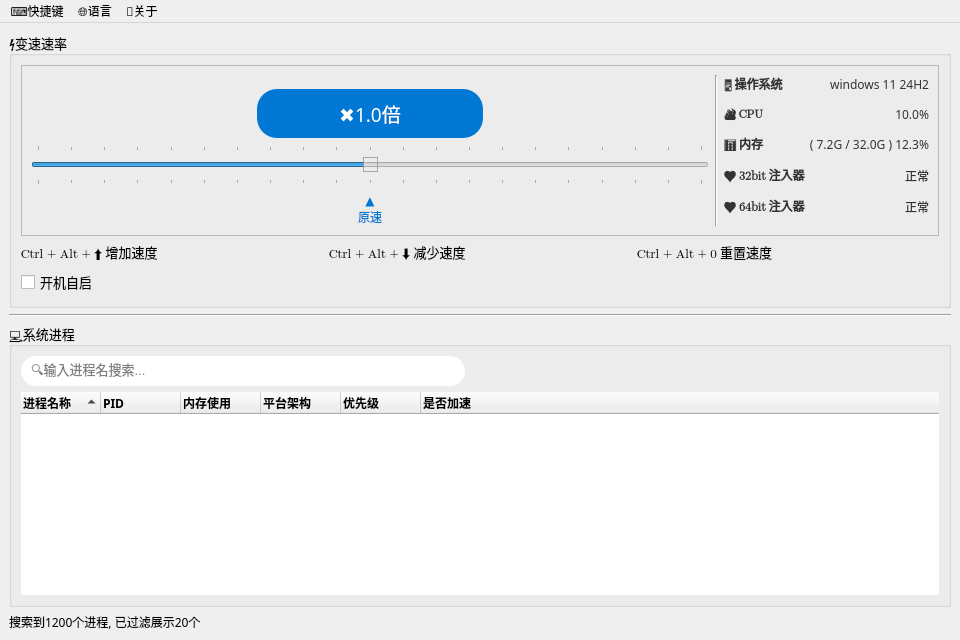
First picture: the form in mainwindow.ui, repository zxlhhyccc/OpenSpeedy, before the edit.
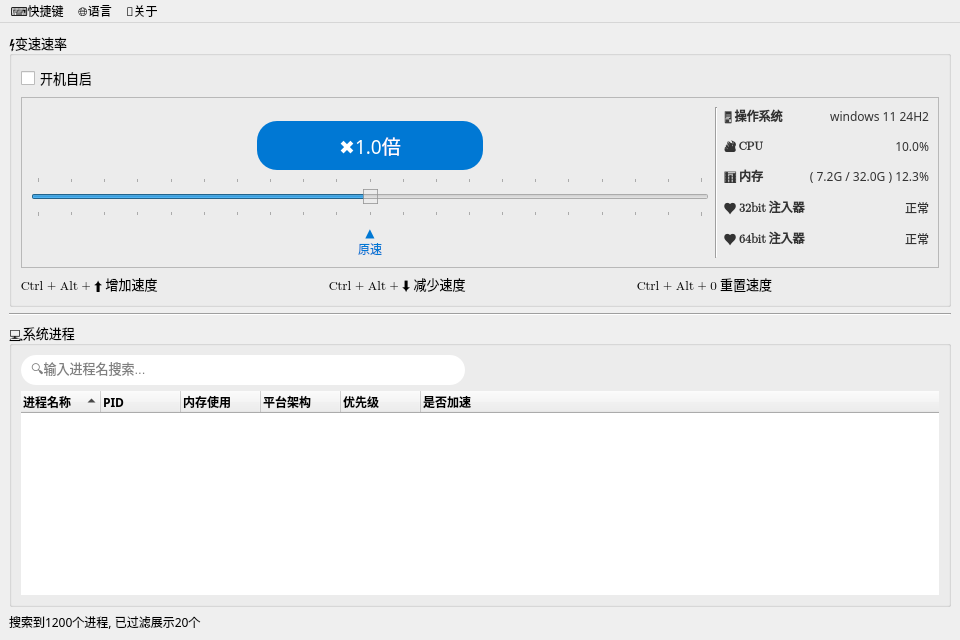
Second picture: the form after the edit.

```diff
--- a/mainwindow.ui
+++ b/mainwindow.ui
@@ -61,6 +61,21 @@
          <string>⚡变速速率</string>
         </property>
         <layout class="QVBoxLayout" name="verticalLayout_3">
+         <item>
+          <widget class="QCheckBox" name="autoStartCheckBox">
+           <property name="font">
+            <font>
+             <family>微软雅黑</family>
+            </font>
+           </property>
+           <property name="text">
+            <string>开机自启</string>
+           </property>
+           <property name="tristate">
+            <bool>false</bool>
+           </property>
+          </widget>
+         </item>
          <item>
           <widget class="QFrame" name="sliderFrame">
            <property name="enabled">
@@ -535,16 +550,6 @@
            </item>
           </layout>
          </item>
-         <item>
-          <widget class="QCheckBox" name="autoStartCheckBox">
-           <property name="text">
-            <string>开机自启</string>
-           </property>
-           <property name="tristate">
-            <bool>false</bool>
-           </property>
-          </widget>
-         </item>
         </layout>
        </widget>
       </item>
```
Left out of the diff: 3 changed lines with no effect on the pictures.
